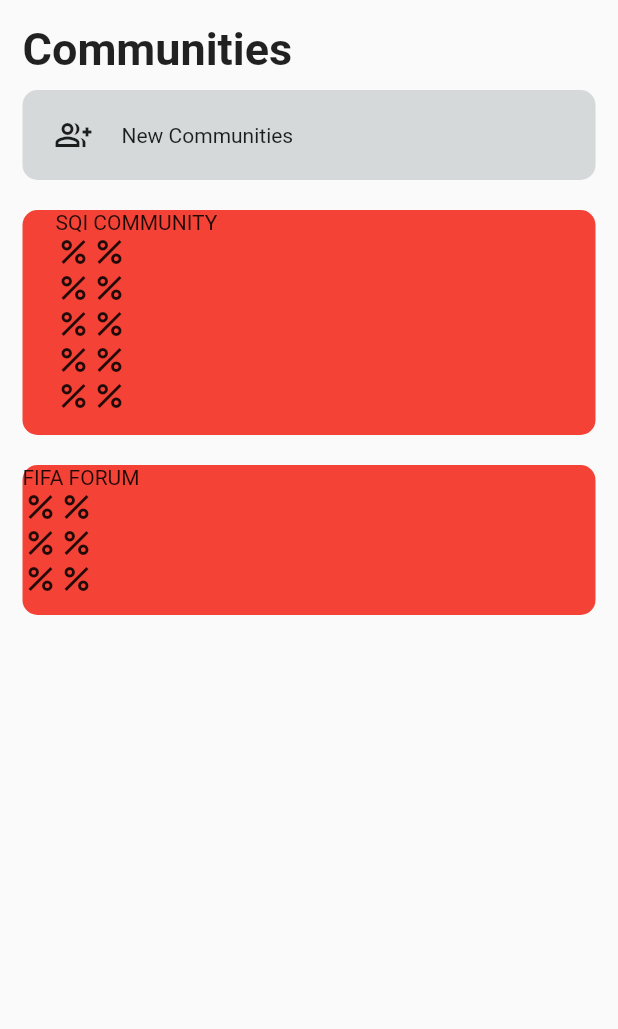
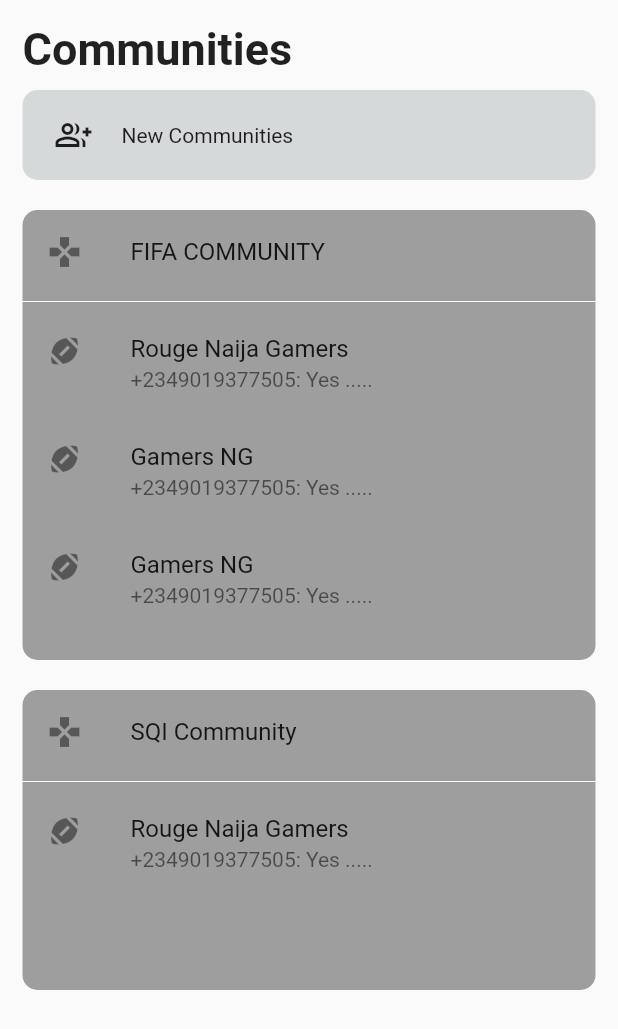
Before and after one commit to AyomideCharles/WhatsApp-Clone, a Flutter app: the Community screen opened directly, on a phone screen of 412 x 824 dp. Shown: the top 1029 px of the screen. Run offline on Flutter 3.47's test engine with Material 2 defaults, Android fonts, the phone set to English and light mode, and no system bars.

Commit message:
community page updated

```diff
--- a/lib/chats.dart
+++ b/lib/chats.dart
@@ -1,5 +1,4 @@
 import 'package:flutter/material.dart';
-
 
 class Chats extends StatefulWidget {
   const Chats({super.key});
--- a/lib/community.dart
+++ b/lib/community.dart
@@ -45,28 +45,34 @@ class _CommunityState extends State<Community> {
             Container(
               decoration: BoxDecoration(
                 borderRadius: BorderRadius.circular(10),
-                color: Colors.red,
+                color: Colors.grey,
               ),
-              height: 150,
-              padding: const EdgeInsets.fromLTRB(22, 0, 0, 0),
+              height: 300,
+              padding: const EdgeInsets.fromLTRB(0, 0, 0, 0),
               child: Column(
-                crossAxisAlignment: CrossAxisAlignment.start,
-                children: [
-                  const Text('SQI COMMUNITY'),
-                  Row(
-                    children: const [Icon(Icons.percent), Icon(Icons.percent)],
+                children: const [
+                  ListTile(
+                    leading: Icon(Icons.gamepad),
+                    title: Text('FIFA COMMUNITY'),
                   ),
-                  Row(
-                    children: const [Icon(Icons.percent), Icon(Icons.percent)],
+                  Divider(
+                    color: Colors.white,
+                    height: 10,
                   ),
-                  Row(
-                    children: const [Icon(Icons.percent), Icon(Icons.percent)],
+                  ListTile(
+                    leading: Icon(Icons.sports_football),
+                    title: Text('Rouge Naija Gamers'),
+                    subtitle: Text('+2349019377505: Yes .....'),
                   ),
-                  Row(
-                    children: const [Icon(Icons.percent), Icon(Icons.percent)],
+                  ListTile(
+                    leading: Icon(Icons.sports_football),
+                    title: Text('Gamers NG'),
+                    subtitle: Text('+2349019377505: Yes .....'),
                   ),
-                  Row(
-                    children: const [Icon(Icons.percent), Icon(Icons.percent)],
+                  ListTile(
+                    leading: Icon(Icons.sports_football),
+                    title: Text('Gamers NG'),
+                    subtitle: Text('+2349019377505: Yes .....'),
                   ),
                 ],
               ),
@@ -77,21 +83,24 @@ class _CommunityState extends State<Community> {
             Container(
               decoration: BoxDecoration(
                 borderRadius: BorderRadius.circular(10),
-                color: Colors.red,
+                color: Colors.grey,
               ),
-              height: 100,
+              height: 200,
               child: Column(
                 crossAxisAlignment: CrossAxisAlignment.start,
-                children: [
-                  const Text('FIFA FORUM'),
-                  Row(
-                    children: const [Icon(Icons.percent), Icon(Icons.percent)],
+                children: const [
+                  ListTile(
+                    leading: Icon(Icons.gamepad),
+                    title: Text('SQI Community'),
                   ),
-                  Row(
-                    children: const [Icon(Icons.percent), Icon(Icons.percent)],
+                  Divider(
+                    color: Colors.white,
+                    height: 10,
                   ),
-                  Row(
-                    children: const [Icon(Icons.percent), Icon(Icons.percent)],
+                  ListTile(
+                    leading: Icon(Icons.sports_football),
+                    title: Text('Rouge Naija Gamers'),
+                    subtitle: Text('+2349019377505: Yes .....'),
                   ),
                 ],
               ),
```
Also changed, not shown: lib/calls.dart (+38 -21 lines).
